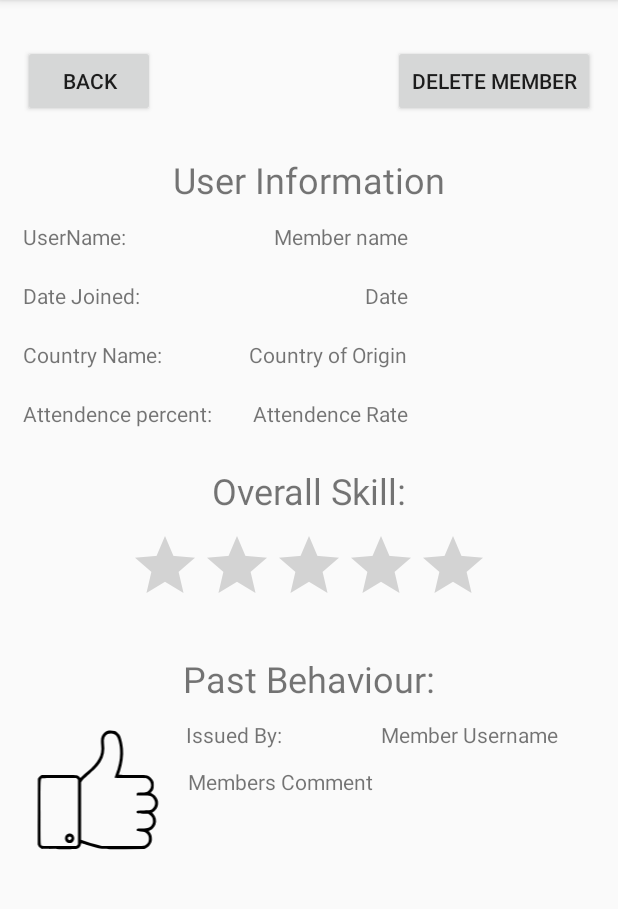
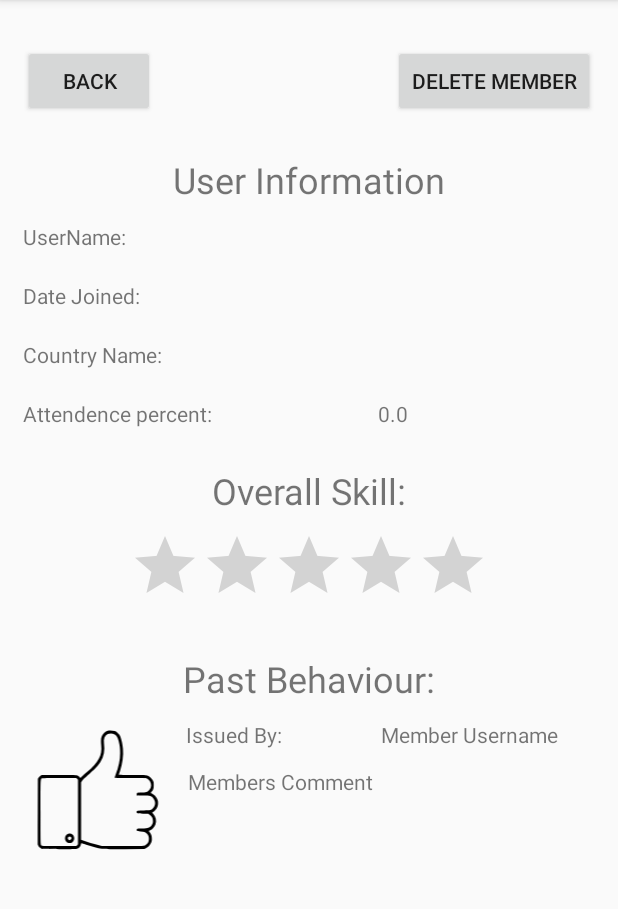
Before and after one commit to ideed/ClanManager, an Android app: the MembersPageActivity screen opened directly, with no data from a screen before it, on a phone screen of 412 x 824 dp, the part 84-993 px from its top. Run offline under Robolectric (Android 15) with nearby library versions, the phone set to English and light mode, and no system bars; 1 statement that could not run was skipped.

Commit message:
Member Page database linked

```diff
--- a/app/src/main/java/com/example/clanmanager/MembersPageActivity.java
+++ b/app/src/main/java/com/example/clanmanager/MembersPageActivity.java
@@ -1,12 +1,27 @@
 package com.example.clanmanager;
 
+import android.content.Intent;
 import android.os.Bundle;
+import android.view.View;
 import android.widget.Button;
 import android.widget.RatingBar;
+import android.widget.TextView;
 
 import androidx.appcompat.app.AppCompatActivity;
 
+import java.text.SimpleDateFormat;
+import java.util.Date;
+
 public class MembersPageActivity extends AppCompatActivity {
+    private TextView name;
+    private TextView date;
+    private TextView country;
+    private TextView attendence;
+    public String memberName;
+    public int overallSkill ;
+    public Date memberDate;
+    public String memberCOO;
+    public double attendencePercentage;
 
     @Override
     protected void onCreate(Bundle savedInstanceState) {
@@ -16,7 +31,28 @@ public class MembersPageActivity extends AppCompatActivity {
         Button back = (Button) findViewById(R.id.backBtn);
         Button deleteMember = (Button) findViewById(R.id.button2);
         RatingBar rating = (RatingBar) findViewById(R.id.ratingBar1);
+        TextView name = (TextView) findViewById(R.id.nameView);
+        TextView date = (TextView) findViewById(R.id.dateView);
+        TextView country = (TextView) findViewById(R.id.countryView);
+        TextView attendence = (TextView) findViewById(R.id.attendenceView);
 
+        memberName = getIntent().getStringExtra("memberName");
+        memberCOO = getIntent().getStringExtra("memberCOO");
+        overallSkill = getIntent().getIntExtra("overallSkill",overallSkill);
+        attendencePercentage = getIntent().getDoubleExtra("attendencePercentage", attendencePercentage);
+        memberDate = (Date)getIntent().getSerializableExtra("memberDate");
+        name.setText(memberName);
+        country.setText(memberCOO);
+        attendence.setText(""+attendencePercentage);
+        SimpleDateFormat df = new SimpleDateFormat("dd.MM.YYYY");
+        String formatDate = df.format(memberDate);
+        date.setText(formatDate);
 
+        back.setOnClickListener(new View.OnClickListener() {
+            @Override
+            public void onClick(View v) {
+                startActivity(new Intent(MembersPageActivity.this, MemberActivity.class));
+            }
+        });
     }
 }
--- a/app/src/main/res/layout/activity_members_page.xml
+++ b/app/src/main/res/layout/activity_members_page.xml
@@ -62,7 +62,7 @@
         app:layout_constraintTop_toBottomOf="@+id/textView11" />
 
     <TextView
-        android:id="@+id/textView13"
+        android:id="@+id/nameView"
         android:layout_width="wrap_content"
         android:layout_height="wrap_content"
         android:layout_marginTop="12dp"
@@ -73,7 +73,7 @@
         app:layout_constraintTop_toBottomOf="@+id/textView23" />
 
     <TextView
-        android:id="@+id/textView15"
+        android:id="@+id/countryView"
         android:layout_width="wrap_content"
         android:layout_height="wrap_content"
         android:layout_marginTop="20dp"
@@ -81,7 +81,7 @@
         android:layout_marginRight="140dp"
         android:text="Country of Origin"
         app:layout_constraintEnd_toEndOf="parent"
-        app:layout_constraintTop_toBottomOf="@+id/textView24" />
+        app:layout_constraintTop_toBottomOf="@+id/dateView" />
 
     <TextView
         android:id="@+id/textView16"
@@ -95,7 +95,7 @@
         app:layout_constraintTop_toBottomOf="@+id/textView12" />
 
     <TextView
-        android:id="@+id/textView17"
+        android:id="@+id/attendenceView"
         android:layout_width="wrap_content"
         android:layout_height="wrap_content"
         android:layout_marginTop="20dp"
@@ -103,7 +103,7 @@
         android:layout_marginRight="140dp"
         android:text="Attendence Rate"
         app:layout_constraintEnd_toEndOf="parent"
-        app:layout_constraintTop_toBottomOf="@+id/textView15" />
+        app:layout_constraintTop_toBottomOf="@+id/countryView" />
 
     <RatingBar
         android:id="@+id/ratingBar1"
@@ -132,7 +132,7 @@
         android:textSize="24sp"
         app:layout_constraintEnd_toEndOf="parent"
         app:layout_constraintStart_toStartOf="parent"
-        app:layout_constraintTop_toBottomOf="@+id/textView17" />
+        app:layout_constraintTop_toBottomOf="@+id/attendenceView" />
 
     <TextView
         android:id="@+id/textView19"
@@ -209,7 +209,7 @@
         app:layout_constraintTop_toBottomOf="@+id/button19" />
 
     <TextView
-        android:id="@+id/textView24"
+        android:id="@+id/dateView"
         android:layout_width="wrap_content"
         android:layout_height="wrap_content"
         android:layout_marginTop="20dp"
@@ -217,5 +217,5 @@
         android:layout_marginRight="140dp"
         android:text="Date"
         app:layout_constraintEnd_toEndOf="parent"
-        app:layout_constraintTop_toBottomOf="@+id/textView13" />
+        app:layout_constraintTop_toBottomOf="@+id/nameView" />
 </androidx.constraintlayout.widget.ConstraintLayout>
```
Also changed, not shown: app/src/main/java/com/example/clanmanager/Member.java (+4 -4 lines), app/src/main/java/com/example/clanmanager/MemberActivity.java (+10 -12 lines), app/src/main/res/layout/activity_member.xml (+9 -4 lines).
